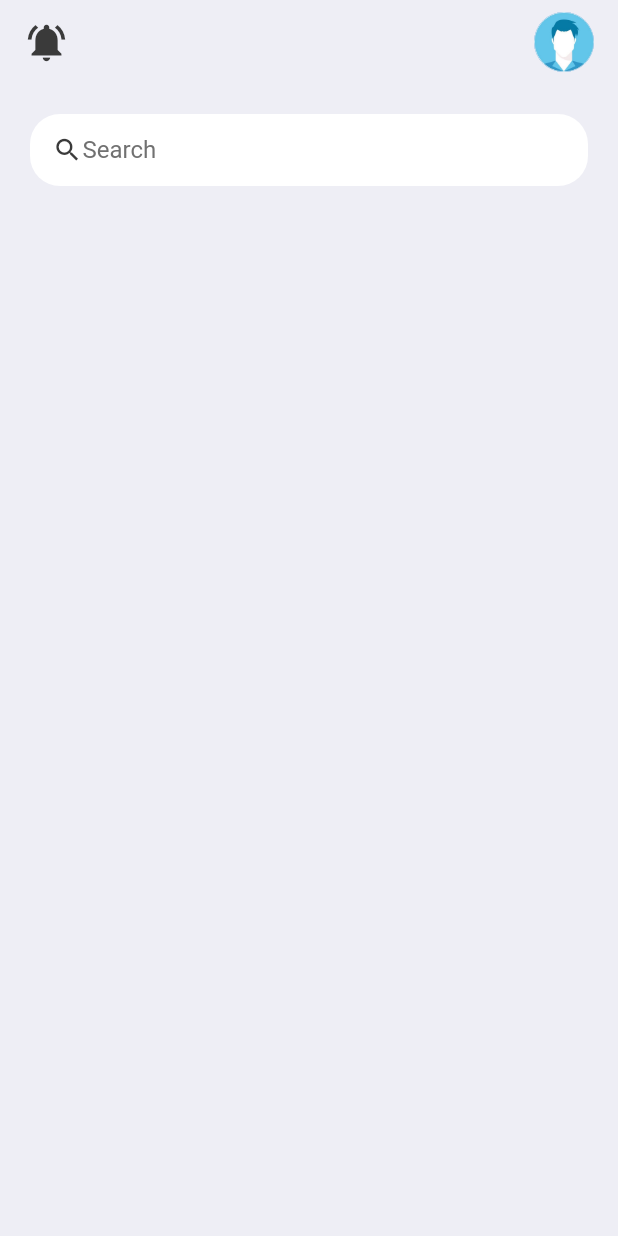
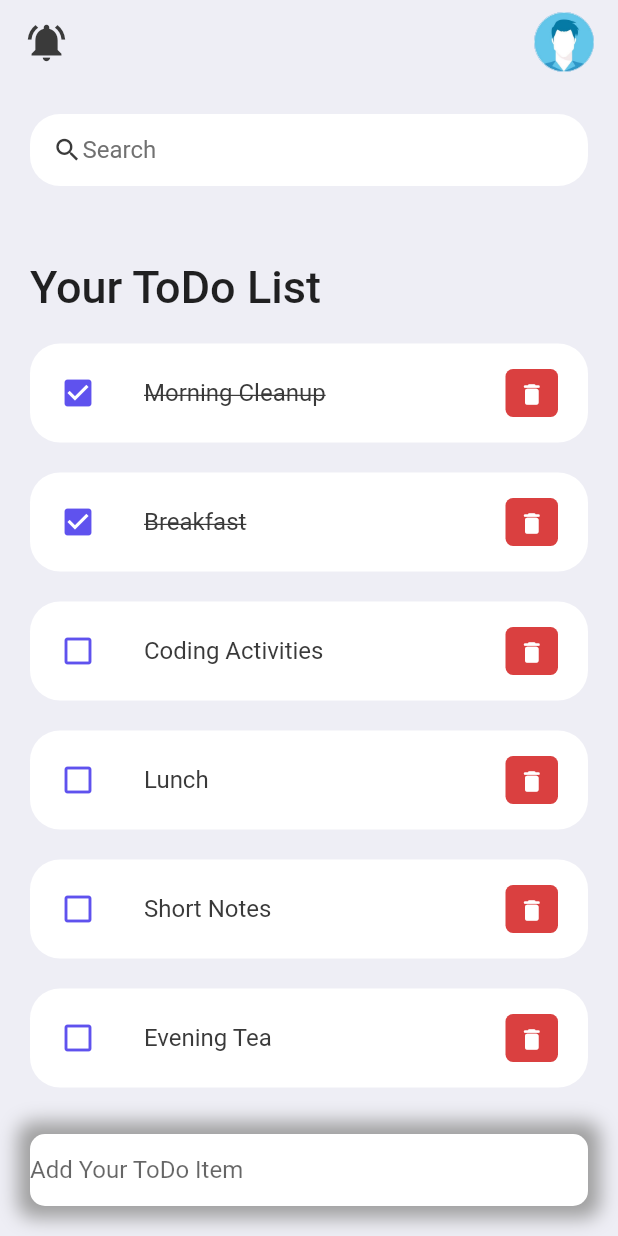
Before and after one commit to hasira09/ToDo_Tasks, a Flutter app: the screen it shows after launch, on a phone screen of 412 x 824 dp. Run offline on Flutter 3.47's test engine with Material 2 defaults, Android fonts, the phone set to English and light mode, and no system bars.

Commit message:
Body Content

```diff
--- /dev/null
+++ b/lib/Model/todo.dart
@@ -0,0 +1,24 @@
+class ToDo {
+  String? id;
+  String? todoText;
+  late bool isDone;
+
+  ToDo({
+    required this.id,
+    required this.todoText,
+    this.isDone = false,
+});
+
+  static List<ToDo> todoList() {
+    return[
+      ToDo(id: '01', todoText: 'Morning Cleanup', isDone: true),
+      ToDo(id: '02', todoText: 'Breakfast', isDone: true),
+      ToDo(id: '03', todoText: 'Coding Activities',),
+      ToDo(id: '04', todoText: 'Lunch',),
+      ToDo(id: '05', todoText: 'Short Notes',),
+      ToDo(id: '06', todoText: 'Evening Tea',),
+
+    ];
+  }
+
+}
--- a/lib/Screens/HomeScreen.dart
+++ b/lib/Screens/HomeScreen.dart
@@ -1,21 +1,82 @@
 import 'package:flutter/material.dart';
 import 'package:todo_tasks/Constants/Colours.dart';
 
+import '../Model/todo.dart';
+import '../Widgets/todo_itemlist.dart';
+
 class HomeScreen extends StatelessWidget {
-  const HomeScreen({Key? key}) : super(key: key);
+  HomeScreen({Key? key}) : super(key: key);
+
+  final todoList = ToDo.todoList();
 
   @override
   Widget build(BuildContext context) {
     return Scaffold(
       backgroundColor: tBGColor,
       appBar: _buildAppBar(),
-      body: Container(
+      body: Stack(
+        children: [
+          Container(
             padding: const EdgeInsets.symmetric(horizontal: 20, vertical: 20),
             child: Column(
               children: [
                 searchBox(),
+                Expanded(
+                  child: ListView(
+                    children: [
+                      Container(
+                        margin: const EdgeInsets.only(top: 50, bottom: 20),
+                        child: const Text(
+                          'Your ToDo List',
+                          style: TextStyle(
+                            fontSize: 30,
+                            fontWeight: FontWeight.w500,
+                          ),
+                        ),
+                      ),
+                      for (ToDo todo in todoList)
+                        ToDoList(
+                          todo: todo,
+                        ),
                     ],
                   ),
+                )
+              ],
+            ),
+          ),
+          Align(
+            alignment: Alignment.bottomCenter,
+            child: Row(
+              children: [
+                Expanded(
+                    child: Container(
+                  margin: const EdgeInsets.only(
+                    bottom: 20,
+                    right: 20,
+                    left: 20,
+                  ),
+                  decoration: BoxDecoration(
+                    color: Colors.white,
+                    boxShadow: const [
+                      BoxShadow(
+                        color: Colors.grey,
+                        offset: Offset(0.0, 0.0),
+                        blurRadius: 10.0,
+                        spreadRadius: 8.0,
+                      ),
+                    ],
+                    borderRadius: BorderRadius.circular(10),
+                  ),
+                  child: const TextField(
+                    decoration: InputDecoration(
+                        hintText: 'Add Your ToDo Item',
+                        border: InputBorder.none),
+                  ),
+                ))
+              ],
+            ),
+          )
+        ],
       ),
     );
   }
@@ -29,8 +90,7 @@ class HomeScreen extends StatelessWidget {
         decoration: InputDecoration(
           contentPadding: EdgeInsets.all(0),
           prefixIcon: Icon(Icons.search, color: tBlack, size: 20),
-          prefixIconConstraints:
-          BoxConstraints(maxHeight: 20, maxWidth: 25),
+          prefixIconConstraints: BoxConstraints(maxHeight: 20, maxWidth: 25),
           border: InputBorder.none,
           hintText: 'Search',
           hintStyle: TextStyle(color: tGrey),
--- /dev/null
+++ b/lib/Widgets/todo_itemlist.dart
@@ -0,0 +1,51 @@
+import 'package:flutter/material.dart';
+import 'package:todo_tasks/Constants/Colours.dart';
+
+import '../Model/todo.dart';
+
+class ToDoList extends StatelessWidget {
+  final ToDo todo;
+
+  const ToDoList({Key? key, required this.todo}) : super(key: key);
+
+  @override
+  Widget build(BuildContext context) {
+    return Container(
+      margin: const EdgeInsets.only(bottom: 20),
+      child: ListTile(
+        onTap: () {},
+        shape: RoundedRectangleBorder(
+          borderRadius: BorderRadius.circular(20),
+        ),
+        contentPadding: const EdgeInsets.symmetric(horizontal: 20, vertical: 5),
+        tileColor: Colors.white,
+        leading: Icon(
+            todo.isDone ? Icons.check_box : Icons.check_box_outline_blank,
+            color: tBlue),
+        title: Text(
+          todo.todoText!,
+          style: TextStyle(
+              fontSize: 16,
+              color: tBlack,
+              decoration: todo.isDone ? TextDecoration.lineThrough : null),
+        ),
+        trailing: Container(
+          padding: const EdgeInsets.all(0),
+          margin: const EdgeInsets.symmetric(vertical: 12),
+          height: 35,
+          width: 35,
+          decoration: BoxDecoration(
+            color: tRed,
+            borderRadius: BorderRadius.circular(5),
+          ),
+          child: IconButton(
+            color: Colors.white,
+            iconSize: 18,
+            icon: const Icon(Icons.delete_rounded),
+            onPressed: () {},
+          ),
+        ),
+      ),
+    );
+  }
+}
--- a/lib/main.dart
+++ b/lib/main.dart
@@ -7,12 +7,12 @@ void main() {
 }
 
 class MyApp extends StatelessWidget {
-  const MyApp({super.key});
+  const MyApp({Key? key}) : super(key: key);
 
   @override
   Widget build(BuildContext context) {
     SystemChrome.setSystemUIOverlayStyle(const SystemUiOverlayStyle(statusBarColor: Colors.transparent));
-    return const MaterialApp(
+    return MaterialApp(
       debugShowCheckedModeBanner: false,
       title: 'ToDo Tasks App',
       home: HomeScreen(),
```
Lines whose indentation alone changed are shown as unchanged.
